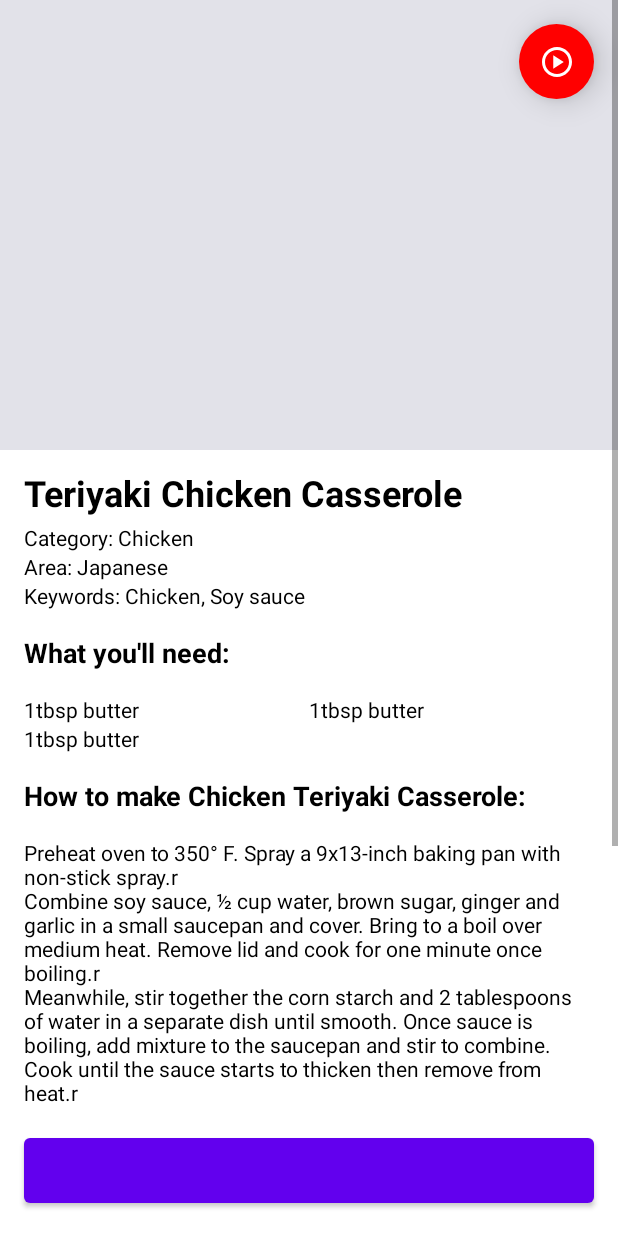
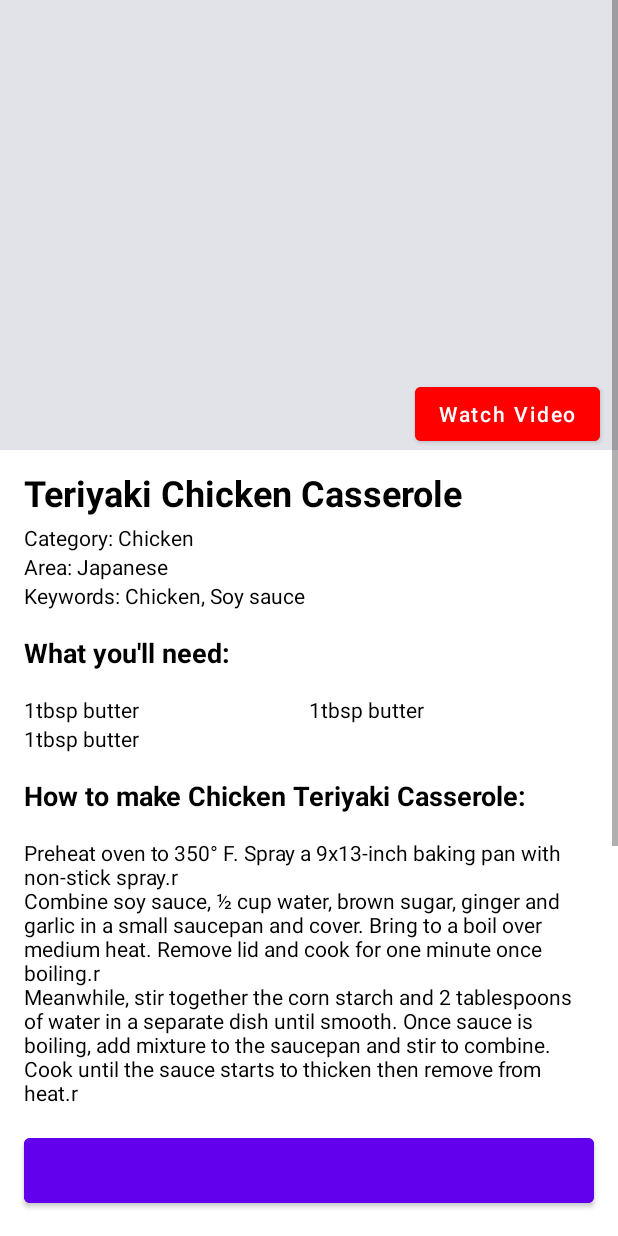
Before and after one commit to ioanapaula/DishDelight, an Android app: the layout fragment_recipe_details.xml on its own in the app's theme, with its tools: preview values and no code run, on a phone screen of 412 x 824 dp. Run offline under Robolectric (Android 15) with nearby library versions, the phone set to English and light mode, and no system bars; network calls fail.

```diff
--- a/app/build.gradle.kts
+++ b/app/build.gradle.kts
@@ -57,6 +57,7 @@ android {
 }
 
 dependencies {
+    implementation("com.google.android.material:material:1.9.0")
     implementation("com.squareup.retrofit2:retrofit:2.9.0")
     implementation("com.squareup.retrofit2:converter-gson:2.9.0")
     implementation("com.google.code.gson:gson:2.9.0")
--- a/app/src/main/AndroidManifest.xml
+++ b/app/src/main/AndroidManifest.xml
@@ -17,7 +17,7 @@
             android:name=".ui.MainActivity"
             android:exported="true"
             android:label="@string/app_name"
-            android:theme="@style/Theme.AppCompat.Light">
+            android:theme="@style/Theme.DishDelight">
             <intent-filter>
                 <action android:name="android.intent.action.MAIN" />
                 <category android:name="android.intent.category.LAUNCHER" />
--- a/app/src/main/res/drawable/shape_youtube_button_background.xml
+++ b/app/src/main/res/drawable/shape_youtube_button_background.xml
@@ -1,8 +1,6 @@
 <?xml version="1.0" encoding="utf-8"?>
 <shape xmlns:android="http://schemas.android.com/apk/res/android"
-    android:shape="oval">
+    android:shape="rectangle">
     <solid android:color="#ff0000" />
-    <size
-        android:width="50dp"
-        android:height="50dp" />
+    <corners android:radius="@dimen/spacing_s"/>
 </shape>
--- a/app/src/main/res/layout/fragment_category_list.xml
+++ b/app/src/main/res/layout/fragment_category_list.xml
@@ -16,8 +16,6 @@
             android:id="@+id/recycler_view"
             android:layout_width="match_parent"
             android:layout_height="wrap_content"
-            android:layout_marginHorizontal="@dimen/spacing_m"
-            android:paddingVertical="@dimen/spacing_m"
             app:layoutManager="androidx.recyclerview.widget.LinearLayoutManager" />
     </LinearLayout>
 </layout>
--- a/app/src/main/res/layout/fragment_recipe_details.xml
+++ b/app/src/main/res/layout/fragment_recipe_details.xml
@@ -31,15 +31,18 @@
                         android:layout_height="300dp"
                         android:scaleType="centerCrop"
                         tools:background="@color/material_dynamic_neutral90"/>
-                    <ImageButton
+                    <Button
                         android:id="@+id/recipe_video_button"
-                        android:layout_width="50dp"
-                        android:layout_height="50dp"
-                        android:layout_margin="@dimen/spacing_m"
+                        android:layout_width="wrap_content"
+                        android:layout_height="wrap_content"
                         android:layout_alignParentEnd="true"
-                        android:elevation="@dimen/spacing_s"
-                        android:background="@drawable/shape_youtube_button_background"
-                        android:src="@drawable/ic_play_circle"/>
+                        android:layout_alignParentBottom="true"
+                        android:layout_marginEnd="@dimen/spacing_s"
+                        android:layout_marginBottom="@dimen/spacing_s"
+                        android:backgroundTint="#ff0000"
+                        android:textAllCaps="false"
+                        android:textColor="@color/white"
+                        android:text="@string/recipe_video_button"/>
                 </RelativeLayout>
                 <LinearLayout
                     android:layout_width="wrap_content"
@@ -62,7 +65,6 @@
                         android:layout_marginTop="@dimen/spacing_xxs"
                         android:textColor="@color/black"
                         android:textSize="14sp"
-                        android:text="@{@string/recipe_details_category(recipeDetails.category)}"
                         tools:text="Category: Chicken"/>
                     <TextView
                         android:id="@+id/recipe_area"
@@ -70,7 +72,6 @@
                         android:layout_height="wrap_content"
                         android:textColor="@color/black"
                         android:textSize="14sp"
-                        android:text="@{@string/recipe_details_area(recipeDetails.area)}"
                         tools:text="Area: Japanese"/>
                     <TextView
                         android:id="@+id/recipe_tags"
@@ -78,7 +79,6 @@
                         android:layout_height="wrap_content"
                         android:textColor="@color/black"
                         android:textSize="14sp"
-                        android:text="@{@string/recipe_details_tags(recipeDetails.tags)}"
                         tools:text="Keywords: Chicken, Soy sauce"/>
                     <TextView
                         android:layout_width="wrap_content"
@@ -122,6 +122,8 @@
             android:layout_height="wrap_content"
             android:layout_alignParentBottom="true"
             android:paddingVertical="@dimen/spacing_s"
+            android:backgroundTint="@color/purple_500"
+            android:textColor="@color/white"
             android:textAllCaps="false"/>
     </RelativeLayout>
 </layout>
--- a/app/src/main/res/values-night/themes.xml
+++ b/app/src/main/res/values-night/themes.xml
@@ -4,13 +4,14 @@
         <!-- Primary brand color. -->
         <item name="colorPrimary">@color/purple_200</item>
         <item name="colorPrimaryVariant">@color/purple_700</item>
-        <item name="colorOnPrimary">@color/black</item>
+        <item name="colorOnPrimary">@color/white</item>
         <!-- Secondary brand color. -->
         <item name="colorSecondary">@color/teal_200</item>
         <item name="colorSecondaryVariant">@color/teal_200</item>
-        <item name="colorOnSecondary">@color/black</item>
+        <item name="colorOnSecondary">@color/white</item>
         <!-- Status bar color. -->
         <item name="android:statusBarColor">?attr/colorPrimaryVariant</item>
         <!-- Customize your theme here. -->
+        <item name="android:colorControlNormal">@color/white</item>
     </style>
 </resources>
--- /dev/null
+++ b/app/src/main/res/values/attrs.xml
@@ -0,0 +1,4 @@
+<?xml version="1.0" encoding="utf-8"?>
+<resources>
+
+</resources>
--- a/app/src/main/res/values/strings.xml
+++ b/app/src/main/res/values/strings.xml
@@ -9,6 +9,6 @@
     <string name="recipe_details_tags">Keywords: %s</string>
     <string name="recipe_details_ingredients_title">What you\'ll need:</string>
     <string name="recipe_details_instructions_title">How to make %s:</string>
-    <string name="recipe_details_source">View Full Recipe
-        \n%s</string>
+    <string name="recipe_details_source">View Full Recipe\n%s</string>
+    <string name="recipe_video_button">Watch Video</string>
 </resources>
```
Also changed, not shown: app/src/main/java/com/example/dishdelight/ui/Fragments/RecipeDetailsFragment.kt (+23 -2 lines), app/src/main/res/layout/cell_category_item.xml (+11 -0 lines).
